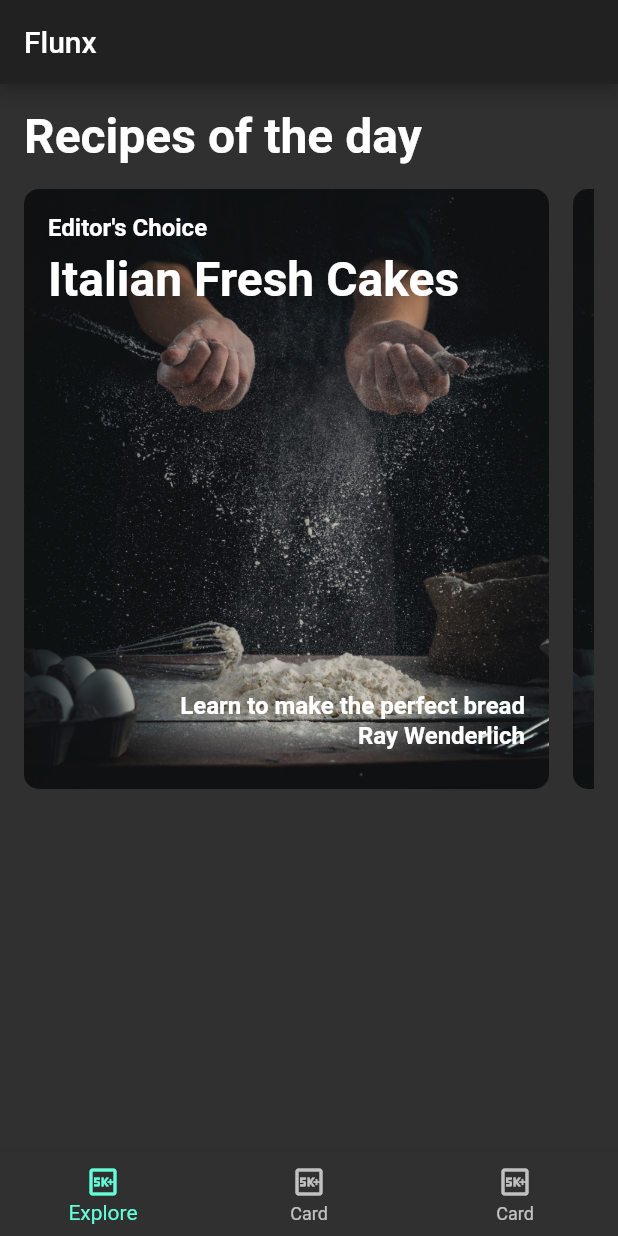
After one commit to zarub2k/flunx, a Flutter app: the screen it shows after launch, on a phone screen of 412 x 824 dp. The commit adds this screen. Run offline on Flutter 3.47's test engine with Material 2 defaults, Android fonts, the phone set to English and light mode, and no system bars; our stand-ins replace google_fonts; Roboto replaces fonts that are missing (Abel).

Commit message:
List view tried

```diff
--- /dev/null
+++ b/assets/mock_data/friends_feed.json
@@ -0,0 +1,25 @@
+{
+  "feeds": [
+    {
+      "id": "1",
+      "profileImageUrl": "assets/profile_pics/tham.png",
+      "comment": "Made this delicious pizza this morning",
+      "foodPictureUrl": "card_carrot.png",
+      "timestamp": "10"
+    },
+    {
+      "id": "2",
+      "profileImageUrl": "assets/profile_pics/tham.png",
+      "comment": "Made delicious creamy, shrimp black pepper pasta.",
+      "foodPictureUrl": "card_carrot.png",
+      "timestamp": "80"
+    },
+    {
+      "id": "3",
+      "profileImageUrl": "assets/profile_pics/tham.png",
+      "comment": "Made a delicious salad today!",
+      "foodPictureUrl": "card_carrot.png",
+      "timestamp": "20"
+    }
+  ]
+}
--- a/assets/mock_data/recipes.json
+++ b/assets/mock_data/recipes.json
@@ -2,7 +2,7 @@
   "recipes": [
     {
       "id": "rec1",
-      "title": "Italian Fresh Cake",
+      "title": "Italian Fresh Cakes",
       "dishImage": "assets/food_pics/cake.jpg",
       "duration": "30 mins"
     },
--- a/lib/foodlab/api/mock_service.dart
+++ b/lib/foodlab/api/mock_service.dart
@@ -1,12 +1,15 @@
 import 'dart:convert';
 
 import 'package:flunx/foodlab/models/explore_data.dart';
+import 'package:flunx/foodlab/models/post.dart';
 import 'package:flunx/foodlab/models/recipe.dart';
 import 'package:flutter/services.dart';
 
 class MockFoodService {
   Future<ExploreData> getExploreData() async {
-    final exploreData = ExploreData();
+    final List<Recipe> recipes = await _getRecipes();
+    final List<Post> posts = <Post>[];
+    final exploreData = ExploreData(recipes, posts);
     return exploreData;
   }
 
--- /dev/null
+++ b/lib/foodlab/components/card1.dart
@@ -0,0 +1,59 @@
+import 'package:flunx/flunx_theme.dart';
+import 'package:flunx/foodlab/models/recipe.dart';
+import 'package:flutter/material.dart';
+
+class Card1 extends StatelessWidget {
+  final Recipe recipe;
+  const Card1({
+    Key? key,
+    required this.recipe
+  }) : super(key: key);
+
+  final String category = 'Editor\'s Choice';
+  final String title = 'The Art of Dough';
+  final String description = 'Learn to make the perfect bread';
+  final String chef = 'Ray Wenderlich';
+
+  @override
+  Widget build(BuildContext context) {
+    return _buildCard(context);
+  }
+
+  Widget _buildCard(BuildContext context) {
+    return Center(
+      child: Container(
+        padding: const EdgeInsets.all(16),
+        constraints: const BoxConstraints.expand(
+          width: 350,
+          height: 450
+        ),
+        decoration: const BoxDecoration(
+          image: DecorationImage(
+            image: AssetImage('assets/card1.jpg'),
+            fit: BoxFit.cover
+          ),
+          borderRadius: BorderRadius.all(Radius.circular(10.0))
+        ),
+        child: Stack(
+          children: [
+            Text(category, style: FlunxTheme.darkTextTheme.bodyText1,),
+            Positioned(
+              child: Text(recipe.title, style: FlunxTheme.darkTextTheme.headline1,),
+              top: 25,
+            ),
+            Positioned(
+              child: Text(description, style: FlunxTheme.darkTextTheme.bodyText1,),
+              bottom: 30,
+              right: 0,
+            ),
+            Positioned(
+              child: Text(chef, style: FlunxTheme.darkTextTheme.bodyText1,),
+              bottom: 10,
+              right: 0,
+            ),
+          ],
+        ),
+      ),
+    );
+  }
+}
--- /dev/null
+++ b/lib/foodlab/components/today_recipe_list.dart
@@ -0,0 +1,55 @@
+import 'package:flunx/foodlab/components/card1.dart';
+import 'package:flunx/foodlab/models/recipe.dart';
+import 'package:flutter/material.dart';
+
+class TodayRecipeListView extends StatelessWidget {
+  final List<Recipe> recipes;
+  const TodayRecipeListView({
+    Key? key,
+    required this.recipes
+  }) : super(key: key);
+
+  @override
+  Widget build(BuildContext context) {
+    return Padding(
+      padding: const EdgeInsets.only(
+        left: 16,
+        right: 16,
+        top: 16
+      ),
+      child: Column(
+        crossAxisAlignment: CrossAxisAlignment.start,
+        children: [
+          Text(
+            'Recipes of the day',
+            style: Theme.of(context).textTheme.headline1,
+          ),
+          const SizedBox(height: 16,),
+          Container(
+            height: 400,
+            color: Colors.transparent,
+            child: _buildListView(context),
+          )
+        ],
+      ),
+    );
+  }
+
+  Widget _buildListView(BuildContext context) {
+    return ListView.separated(
+      scrollDirection: Axis.horizontal,
+      itemBuilder: (context, index) {
+        final recipe = recipes[index];
+        return _buildCard(context, recipe);
+      },
+      separatorBuilder: (context, index) {
+        return const SizedBox(width: 16,);
+      },
+      itemCount: recipes.length
+    );
+  }
+
+  Widget _buildCard(BuildContext context, Recipe recipe) {
+    return Card1(recipe: recipe);
+  }
+}
--- a/lib/foodlab/models/explore_data.dart
+++ b/lib/foodlab/models/explore_data.dart
@@ -1,6 +1,8 @@
+import 'package:flunx/foodlab/models/post.dart';
 import 'package:flunx/foodlab/models/recipe.dart';
 
 class ExploreData {
-  ExploreData(this.todayRecipes);
-  List<Recipe> todayRecipes;
+  ExploreData(this.todayRecipes, this.posts);
+  final List<Recipe> todayRecipes;
+  final List<Post> posts;
 }
--- /dev/null
+++ b/lib/foodlab/models/post.dart
@@ -0,0 +1,25 @@
+class Post {
+  String id;
+  String profileImageUrl;
+  String comment;
+  String foodPicUrl;
+  String timestamp;
+
+  Post({
+   required this.id,
+   required this.profileImageUrl,
+   required this.comment,
+   required this.foodPicUrl,
+   required this.timestamp
+  });
+
+  factory Post.fromJson(Map<String, dynamic> json) {
+    return Post(
+      id: json['id'] ?? '',
+      profileImageUrl: json['profileImageUrl'] ?? '',
+      comment: json['comment'] ?? '',
+      foodPicUrl: json['foodPicUrl'] ?? '',
+      timestamp: json['timestamp'] ?? ''
+    );
+  }
+}
--- a/lib/foodlab/screens/explore_screen.dart
+++ b/lib/foodlab/screens/explore_screen.dart
@@ -1,4 +1,5 @@
 import 'package:flunx/foodlab/api/mock_service.dart';
+import 'package:flunx/foodlab/components/today_recipe_list.dart';
 import 'package:flunx/foodlab/models/explore_data.dart';
 import 'package:flutter/material.dart';
 
@@ -14,12 +15,13 @@ class ExploreScreen extends StatelessWidget {
 
   Widget _buildExploreScreen(BuildContext context) {
     return FutureBuilder(
+      future: mockService.getExploreData(),
       builder: (context, AsyncSnapshot<ExploreData> snapshot) {
         if (snapshot.connectionState == ConnectionState.done) {
           final recipes = snapshot.data?.todayRecipes ?? [];
           return Center(
             child: Container(
-              child: const Text('Placeholder'),
+              child: TodayRecipeListView(recipes: recipes,),
             ),
           );
         } else {
```
Also changed, not shown: pubspec.yaml (+9 -4 lines), assets/profile_pics/tham.png (added).
